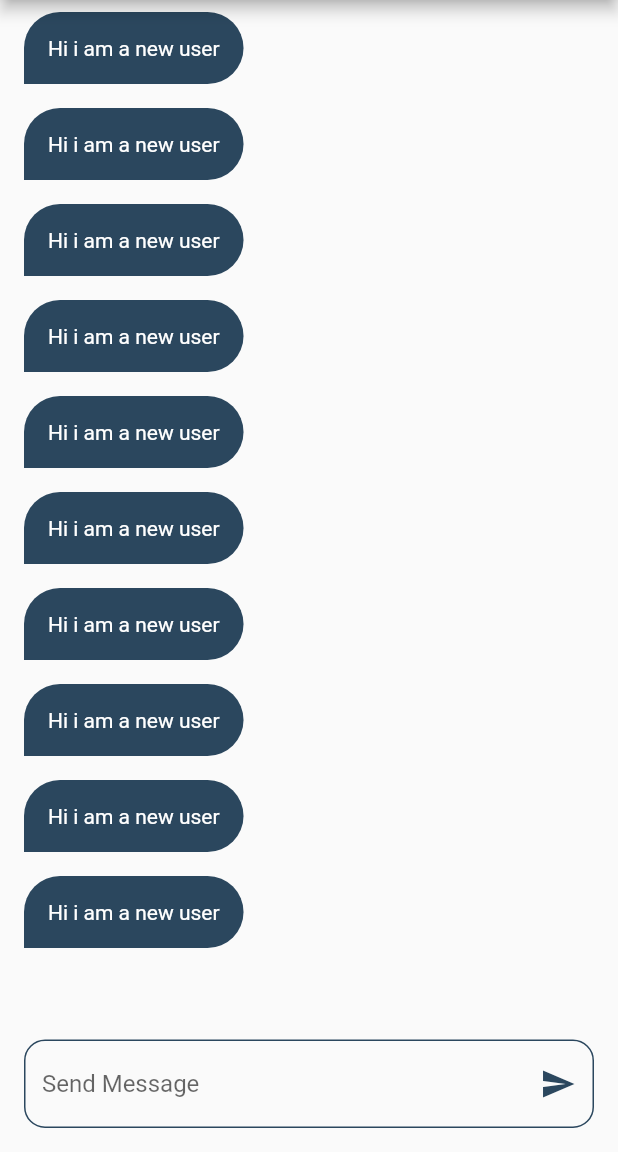
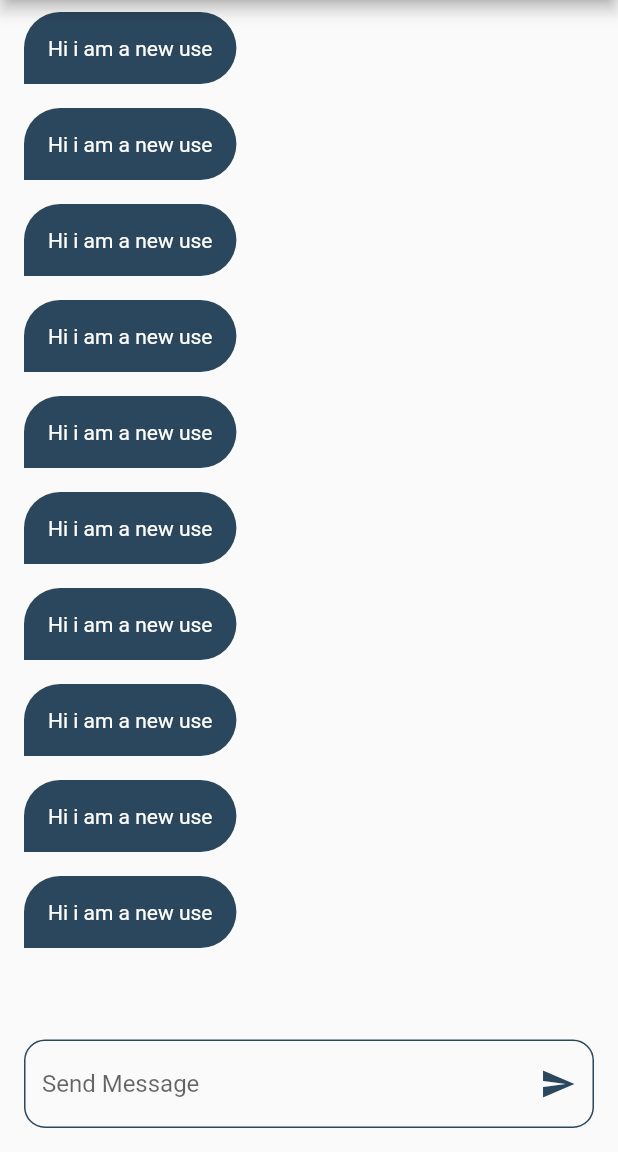
Before and after one commit to Hishamk99/chat_app, a Flutter app: the ChatPage screen opened by its route, on a phone screen of 412 x 824 dp, the part 84-1236 px from its top. Run offline on Flutter 3.47's test engine with Material 2 defaults, Android fonts, the phone set to English and light mode, and no system bars; our stand-ins replace firebase_auth, firebase_core, modal_progress_hud_nsn; accounts and stored records are empty.

```diff
--- a/lib/widgets/chat_bubble.dart
+++ b/lib/widgets/chat_bubble.dart
@@ -20,7 +20,7 @@ class ChatBubble extends StatelessWidget {
               topRight: Radius.circular(24),
               bottomRight: Radius.circular(24),
             )),
-        child: const Text('Hi i am a new user' , style: TextStyle(color: Colors.white),),
+        child: const Text('Hi i am a new use' , style: TextStyle(color: Colors.white),),
       ),
     );
   }
```
